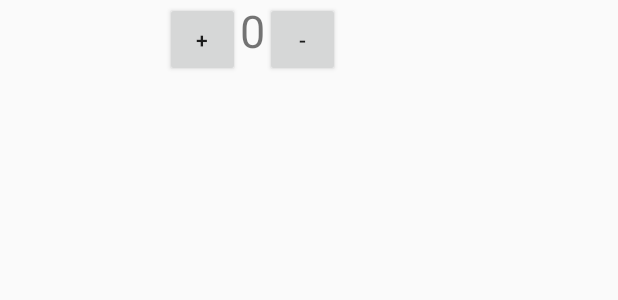
After one commit to davidelombardo/Android1, an Android app: the layout row_item.xml on its own in the app's theme, with its tools: preview values and no code run, on a phone screen of 412 x 824 dp. The commit adds this screen. Shown: the top 300 px of the screen. Run offline under Robolectric (Android 15) with nearby library versions, the phone set to English and light mode, and no system bars.

Commit message:
RecyclerView

```diff
--- a/app/build.gradle
+++ b/app/build.gradle
@@ -25,4 +25,5 @@ dependencies {
     testImplementation 'junit:junit:4.12'
     androidTestImplementation 'com.android.support.test:runner:1.0.2'
     androidTestImplementation 'com.android.support.test.espresso:espresso-core:3.0.2'
+    implementation 'com.android.support:recyclerview-v7:28.0.0'
 }
--- /dev/null
+++ b/app/src/main/res/layout/row_item.xml
@@ -0,0 +1,36 @@
+<?xml version="1.0" encoding="utf-8"?>
+<LinearLayout
+    android:layout_width="wrap_content"
+    android:layout_height="wrap_content"
+    android:orientation="horizontal"
+    xmlns:android="http://schemas.android.com/apk/res/android">
+    <TextView
+        android:layout_width="match_parent"
+        android:layout_height="wrap_content"
+        android:id="@+id/item_name"
+        android:textSize="30dp"
+        android:paddingEnd="60dp"/>
+    <TextView
+        android:layout_width="match_parent"
+        android:layout_height="wrap_content"
+        android:id="@+id/item_price"
+        android:textSize="30dp"
+        android:paddingEnd="50dp"/>
+    <Button
+        android:layout_width="50dp"
+        android:layout_height="50dp"
+        android:text="@string/piu"
+        android:id="@+id/add_btn"/>
+
+    <TextView
+        android:layout_width="wrap_content"
+        android:layout_height="wrap_content"
+        android:id="@+id/num_elements"
+        android:text="@string/zero_button"
+        android:textSize="30dp"/>
+    <Button
+        android:layout_width="50dp"
+        android:layout_height="50dp"
+        android:id="@+id/min_btn"
+        android:text="@string/meno" />
+</LinearLayout>
```
Also changed, not shown: app/src/main/java/com/example/david/myapplication/FoodListAdapter.java (added, +41 -0 lines), app/src/main/java/com/example/david/myapplication/WelcomeActivity.java (+8 -1 lines), app/src/main/res/layout/activity_welcome.xml (+48 -2 lines), app/src/main/res/values/strings.xml (+9 -0 lines).
